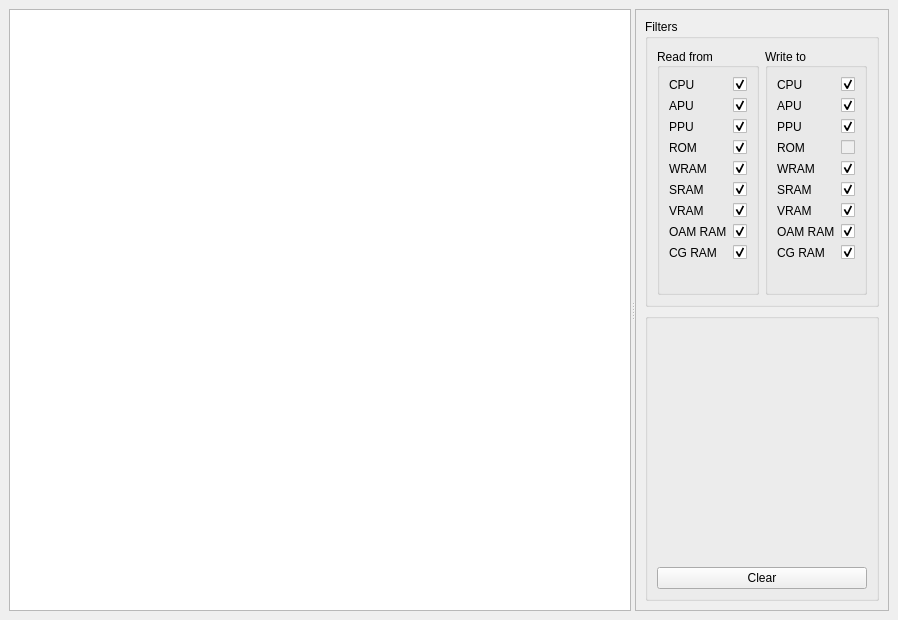
This is ui/busView.ui in zoriya/ComSquare as Qt 5 draws it before an edit. The edited form follows.
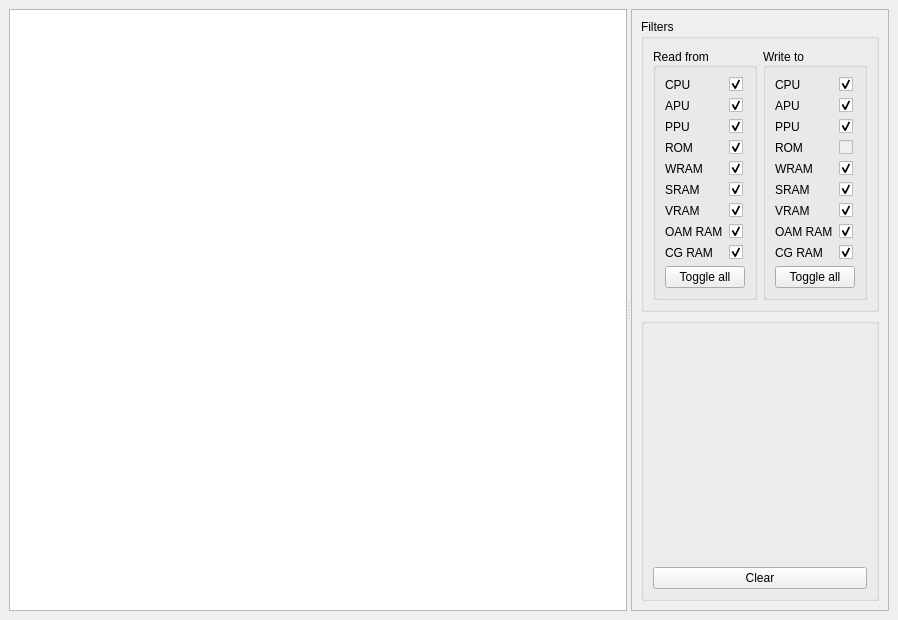
This is the edited form. Icons and pictures are not drawn.

Commit message: Implementing the toogle all

What changed in the file:
```diff
--- a/ui/busView.ui
+++ b/ui/busView.ui
@@ -69,7 +69,7 @@
              <property name="checkable">
               <bool>false</bool>
              </property>
-             <layout class="QFormLayout" name="formLayout_4">
+             <layout class="QGridLayout" name="gridLayout_3">
               <item row="0" column="0">
                <widget class="QLabel" name="cPULabel_4">
                 <property name="text">
@@ -196,6 +196,13 @@
                 </property>
                </widget>
               </item>
+              <item row="9" column="0" colspan="2">
+               <widget class="QPushButton" name="fromToggle">
+                <property name="text">
+                 <string>Toggle all</string>
+                </property>
+               </widget>
+              </item>
              </layout>
             </widget>
            </item>
@@ -210,7 +217,7 @@
              <property name="checkable">
               <bool>false</bool>
              </property>
-             <layout class="QFormLayout" name="formLayout_3">
+             <layout class="QGridLayout" name="gridLayout_4">
               <item row="0" column="0">
                <widget class="QLabel" name="cPULabel_3">
                 <property name="text">
@@ -346,6 +353,13 @@
                 </property>
                </widget>
               </item>
+              <item row="9" column="0" colspan="2">
+               <widget class="QPushButton" name="toToggle">
+                <property name="text">
+                 <string>Toggle all</string>
+                </property>
+               </widget>
+              </item>
              </layout>
             </widget>
            </item>
```
The commit also changes 1 other file.
